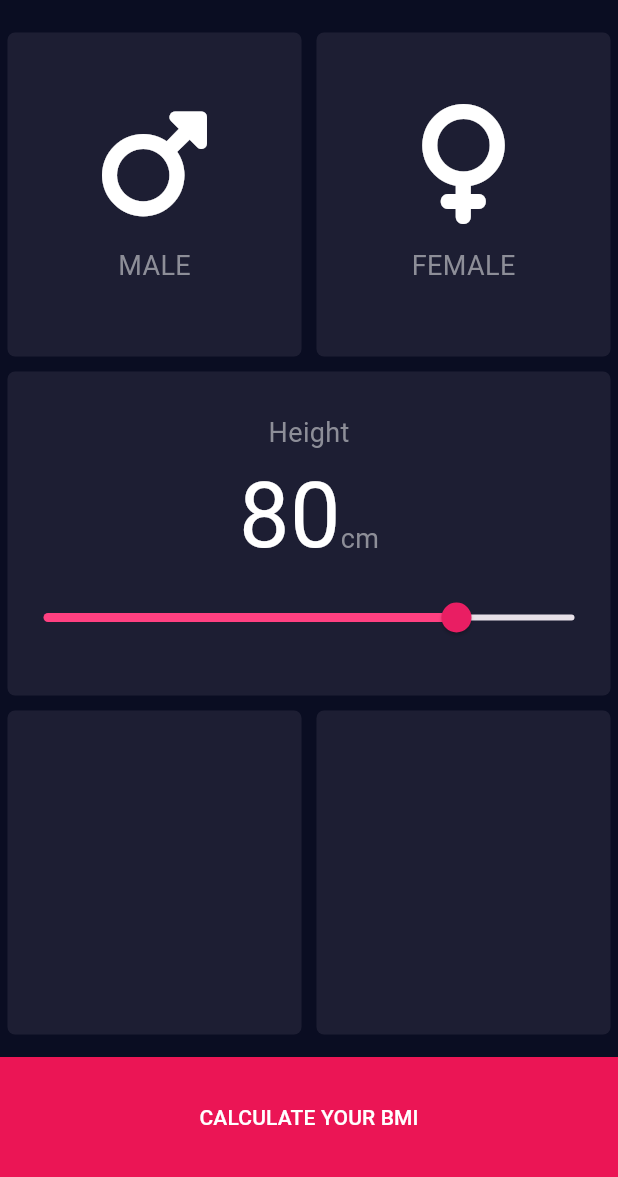
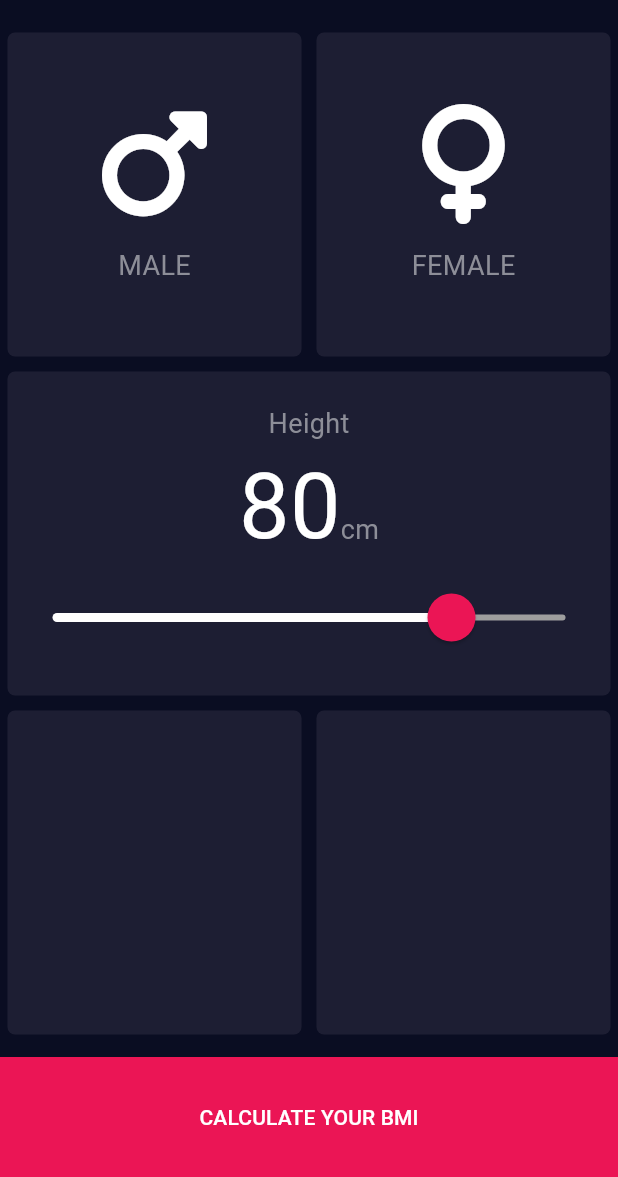
Before and after one commit to ziyadrahman/bmi-Calculator, a Flutter app: the screen it shows after launch, on a phone screen of 412 x 824 dp, the part 59-1236 px from its top. Run offline on Flutter 3.47's test engine with Material 3 defaults, Android fonts, the phone set to English and light mode, and no system bars; our stand-ins replace font_awesome_flutter.

Commit message:
Added Slidertheme widgt parent of slider

```diff
--- a/lib/main.dart
+++ b/lib/main.dart
@@ -135,18 +135,28 @@
                         ),
                       ],
                     ),
-                    Slider(
+                    SliderTheme(
+                      data: SliderTheme.of(context).copyWith(
+                        thumbShape: const RoundSliderThumbShape(
+                            enabledThumbRadius: 16.0),
+                        overlayShape:
+                            const RoundSliderOverlayShape(overlayRadius: 30.0),
+                        activeTrackColor: Colors.white,
+                        inactiveTrackColor: Colors.grey,
+                        thumbColor: const Color(0xFFEB1555),
+                        overlayColor: const Color(0x15EB1555),
+                      ),
+                      child: Slider(
                           value: height.toDouble(),
                           min: 10,
                           max: 100,
-                        activeColor: Colors.pinkAccent,
-                        thumbColor: Colors.pink,
                           onChanged: (double newValue) {
                             setState(() {
                               height = newValue.toInt();
                               print("height  $newValue");
                             });
-                        })
+                          }),
+                    )
                   ],
                 ),
               ),
```
Lines whose indentation alone changed are shown as unchanged.
